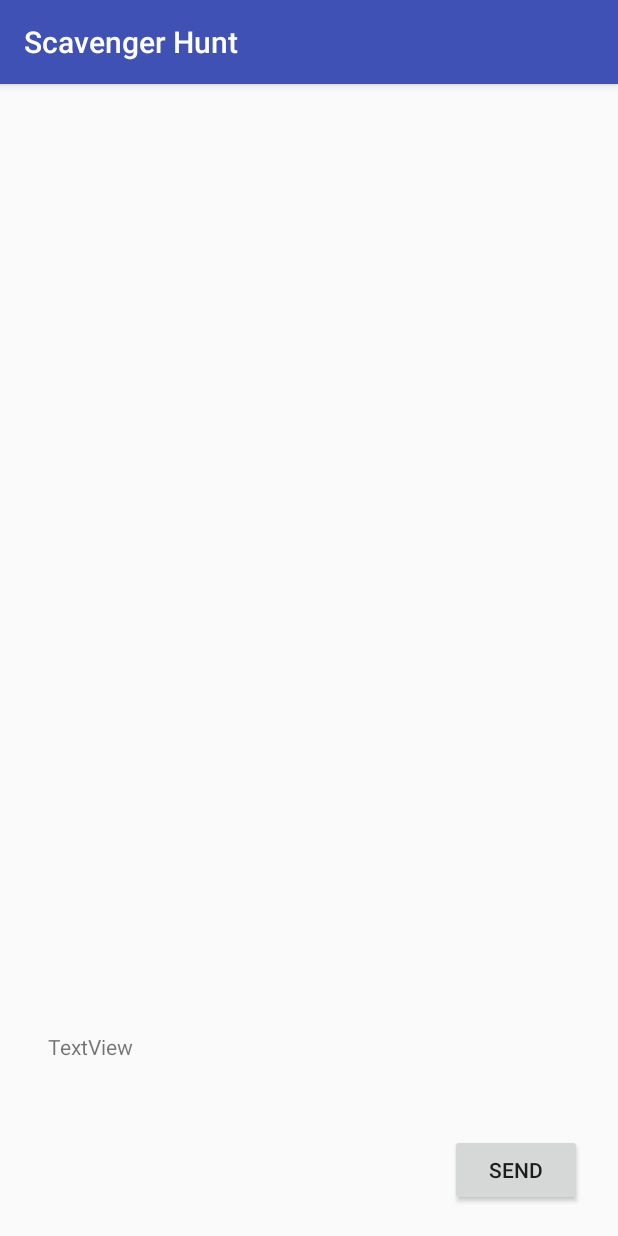
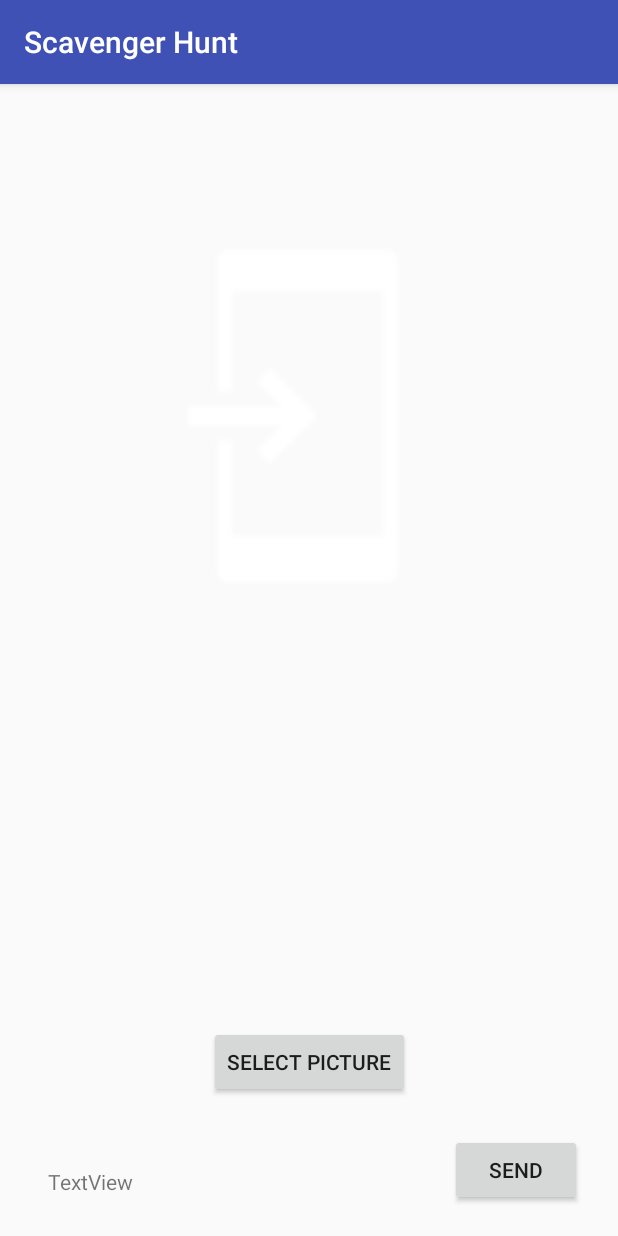
Before and after one commit to florian-texier/Projet_integration_SOC, an Android app: the SendPicture screen opened directly, with no data from a screen before it, on a phone screen of 412 x 824 dp. Run offline under Robolectric (Android 15) with nearby library versions, the phone set to English and light mode, and no system bars; libraries missing offline, so code that uses them is left out: org.altbeacon.beacon.

Commit message:
Add file selector

```diff
--- a/Application/app/src/main/java/imerir/scavengerhunt/MainActivity.java
+++ b/Application/app/src/main/java/imerir/scavengerhunt/MainActivity.java
@@ -186,7 +186,7 @@ public class MainActivity extends AppCompatActivity implements BeaconConsumer {
                             mDistance.setText(Double.toString(dist));
                         }
                     });
-                    if (dist < 2.0){
+                    if (dist < 3.0){
                         postHttpRequest(contURl+"/inscript");
                         switchPager();
                     }
@@ -294,6 +294,7 @@ public class MainActivity extends AppCompatActivity implements BeaconConsumer {
         Response.ErrorListener onError = new Response.ErrorListener() {
             @Override
             public void onErrorResponse(VolleyError error) {
+                Log.d(TAG,error.getMessage());
                 Log.d(TAG,"Erreur lors de la requête");
             }
         };
--- a/Application/app/src/main/res/layout/activity_send_picture.xml
+++ b/Application/app/src/main/res/layout/activity_send_picture.xml
@@ -6,29 +6,15 @@
     android:layout_height="match_parent"
     tools:context="imerir.scavengerhunt.SendPicture">
 
-    <GridView
-        android:id="@+id/pictureDisplay"
-        android:layout_width="370dp"
-        android:layout_height="361dp"
-        android:layout_marginEnd="8dp"
-        android:layout_marginStart="8dp"
-        android:layout_marginTop="8dp"
-        app:layout_constraintEnd_toEndOf="parent"
-        app:layout_constraintStart_toStartOf="parent"
-        app:layout_constraintTop_toTopOf="parent" />
-
     <TextView
         android:id="@+id/dist"
         android:layout_width="89dp"
         android:layout_height="38dp"
         android:layout_marginBottom="8dp"
         android:layout_marginLeft="32dp"
-        android:layout_marginTop="8dp"
         android:text="TextView"
         app:layout_constraintBottom_toBottomOf="parent"
-        app:layout_constraintLeft_toLeftOf="parent"
-        app:layout_constraintTop_toBottomOf="@+id/pictureDisplay"
-        app:layout_constraintVertical_bias="0.738" />
+        app:layout_constraintLeft_toLeftOf="parent" />
 
     <Button
         android:id="@+id/button2"
@@ -39,4 +25,27 @@
         android:text="Send"
         app:layout_constraintBottom_toBottomOf="parent"
         app:layout_constraintEnd_toEndOf="parent" />
+
+    <ImageView
+        android:id="@+id/imageView"
+        android:layout_width="288dp"
+        android:layout_height="308dp"
+        app:layout_constraintBottom_toBottomOf="parent"
+        app:layout_constraintLeft_toLeftOf="parent"
+        app:layout_constraintRight_toRightOf="parent"
+        app:layout_constraintTop_toTopOf="parent"
+        app:layout_constraintVertical_bias="0.147"
+        app:srcCompat="@drawable/common_full_open_on_phone" />
+
+    <Button
+        android:id="@+id/selectpicture"
+        android:layout_width="wrap_content"
+        android:layout_height="wrap_content"
+        android:layout_marginBottom="92dp"
+        android:text="Select picture"
+        app:layout_constraintBottom_toBottomOf="parent"
+        app:layout_constraintHorizontal_bias="0.502"
+        app:layout_constraintLeft_toLeftOf="parent"
+        app:layout_constraintRight_toRightOf="parent" />
+
 </android.support.constraint.ConstraintLayout>
```
Also changed, not shown: Application/app/src/main/java/imerir/scavengerhunt/ListeActivity.java (+4 -3 lines), Application/app/src/main/java/imerir/scavengerhunt/SendPicture.java (+96 -1 lines).
